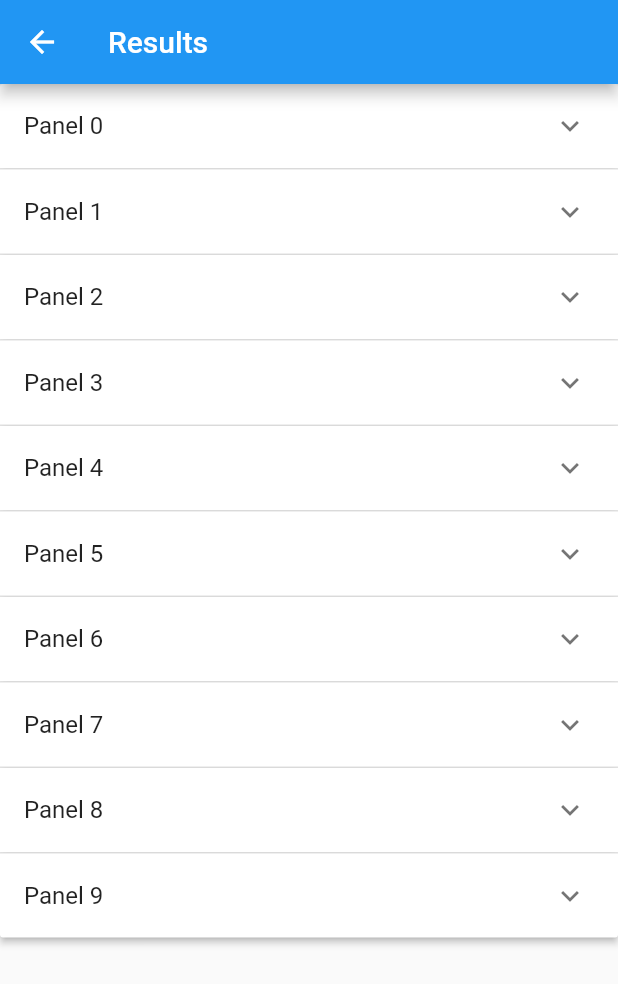
After one commit to ribeaud/fedlexplorer, a Flutter app: the ResultsPage screen opened directly, on a phone screen of 412 x 824 dp. The commit adds this screen. Shown: the top 984 px of the screen. Run offline on Flutter 3.47's test engine with Material 2 defaults, Android fonts, the phone set to English and light mode, and no system bars.

Commit message:
add expansion panel

```diff
--- /dev/null
+++ b/frontend/lib/results.dart
@@ -0,0 +1,82 @@
+import 'package:flutter/material.dart';
+
+class Item {
+  Item({
+    required this.expandedValue,
+    required this.headerValue,
+    this.isExpanded = false,
+  });
+
+  String expandedValue;
+  String headerValue;
+  bool isExpanded;
+}
+
+List<Item> generateItems(int numberOfItems) {
+  return List<Item>.generate(numberOfItems, (int index) {
+    return Item(
+      headerValue: 'Panel $index',
+      expandedValue: 'This is item number $index',
+    );
+  });
+}
+
+class ResultsPage extends StatefulWidget {
+  final data;
+
+  const ResultsPage({super.key, this.data});
+
+  @override
+  State<ResultsPage> createState() => _ResultsPageState();
+}
+
+class _ResultsPageState extends State<ResultsPage> {
+  final List<Item> _data = generateItems(10);
+
+  @override
+  void initState() {
+    super.initState();
+    print(widget.data);
+  }
+
+  @override
+  Widget build(BuildContext context) {
+    return Scaffold(
+      appBar: AppBar(title: const Text('Results')),
+      body: SingleChildScrollView(
+        child: Container(
+          child: _buildPanel(),
+        ),
+      ),
+    );
+  }
+
+  Widget _buildPanel() {
+    return ExpansionPanelList(
+      expansionCallback: (int index, bool isExpanded) {
+        setState(() {
+          _data[index].isExpanded = !isExpanded;
+        });
+      },
+      children: _data.map<ExpansionPanel>((Item item) {
+        return ExpansionPanel(
+          headerBuilder: (BuildContext context, bool isExpanded) {
+            return ListTile(
+              title: Text(item.headerValue),
+            );
+          },
+          body: ListTile(
+              title: Text(item.expandedValue),
+              subtitle: const Text('To delete this panel, tap the trash can icon'),
+              trailing: const Icon(Icons.delete),
+              onTap: () {
+                setState(() {
+                  _data.removeWhere((Item currentItem) => item == currentItem);
+                });
+              }),
+          isExpanded: item.isExpanded,
+        );
+      }).toList(),
+    );
+  }
+}
```
Also changed, not shown: frontend/lib/main.dart (+17 -30 lines).
